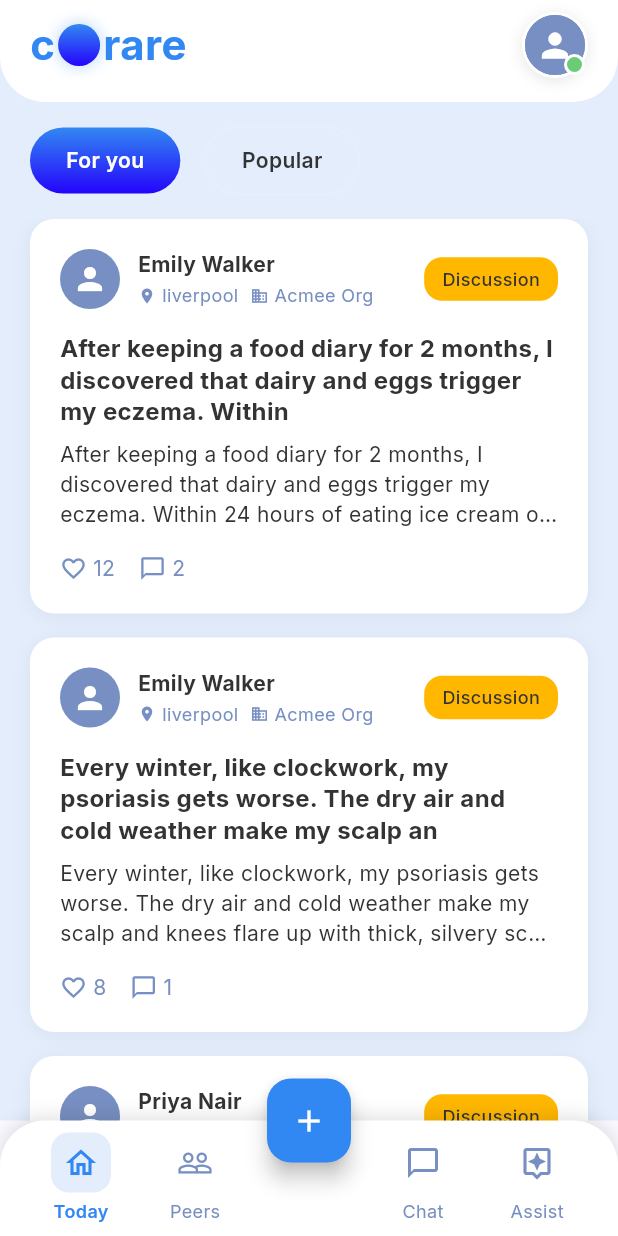
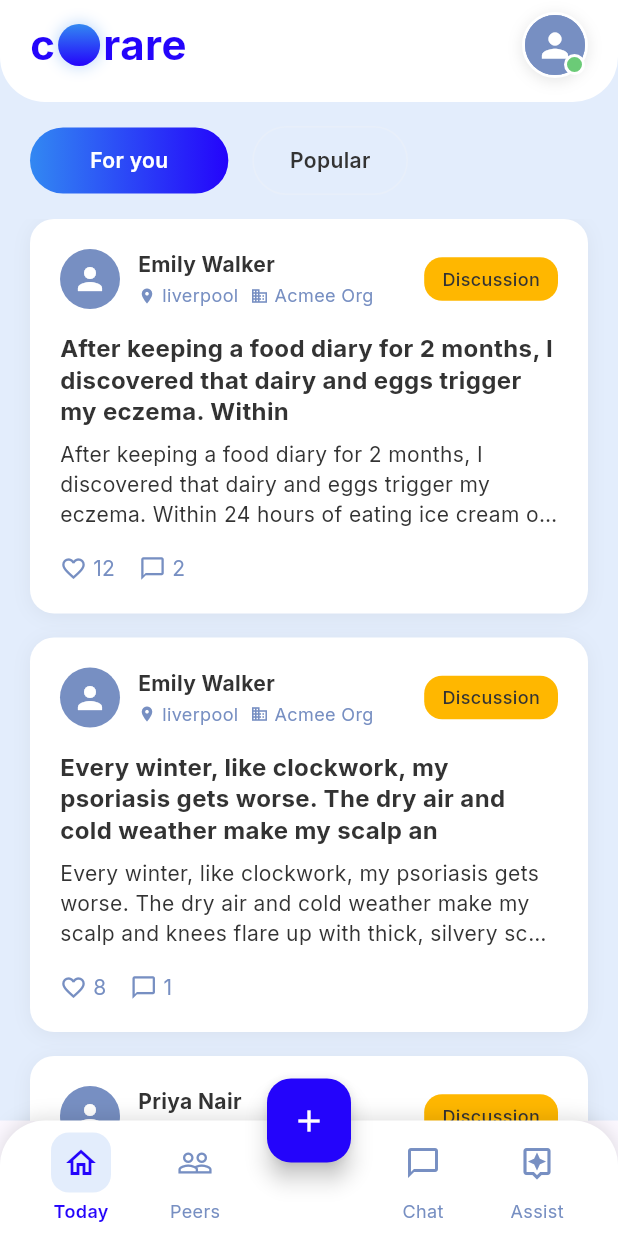
Before and after one commit to philippearmel/corare3, a Flutter app: the screen it shows after launch, on a phone screen of 412 x 824 dp. Run offline on Flutter 3.47's test engine with Material 3 defaults, Android fonts, the phone set to English and light mode, and no system bars; our stand-ins replace go_router, google_fonts; network calls fail.

Commit message:
fixes in UI

```diff
--- a/lib/screens/feed_screen.dart
+++ b/lib/screens/feed_screen.dart
@@ -62,12 +62,15 @@ class _FeedScreenState extends State<FeedScreen> {
         });
       },
       child: Container(
-        padding: const EdgeInsets.symmetric(horizontal: 24, vertical: 12),
+        padding: EdgeInsets.symmetric(
+          horizontal: isSelected ? 40 : 24,
+          vertical: 12,
+        ),
         decoration: BoxDecoration(
           gradient: isSelected
               ? const LinearGradient(
-                  begin: Alignment.topCenter,
-                  end: Alignment.bottomCenter,
+                  begin: Alignment.centerLeft,
+                  end: Alignment.centerRight,
                   colors: [
                     AppTheme.blueGradientStart,
                     AppTheme.blueGradientEnd,
--- a/lib/theme/app_theme.dart
+++ b/lib/theme/app_theme.dart
@@ -10,7 +10,7 @@ class AppTheme {
 
   // Primary Colors
   static const Color primaryBlue = Color(
-    0xFF3288F2,
+    0xFF2404FB,
   ); // Using gradient start as primary
   static const Color lightBlue = Color(0xFF3288F2);
   static const Color lightBlueBackground = Color(0xFFE3EDFC);
```
